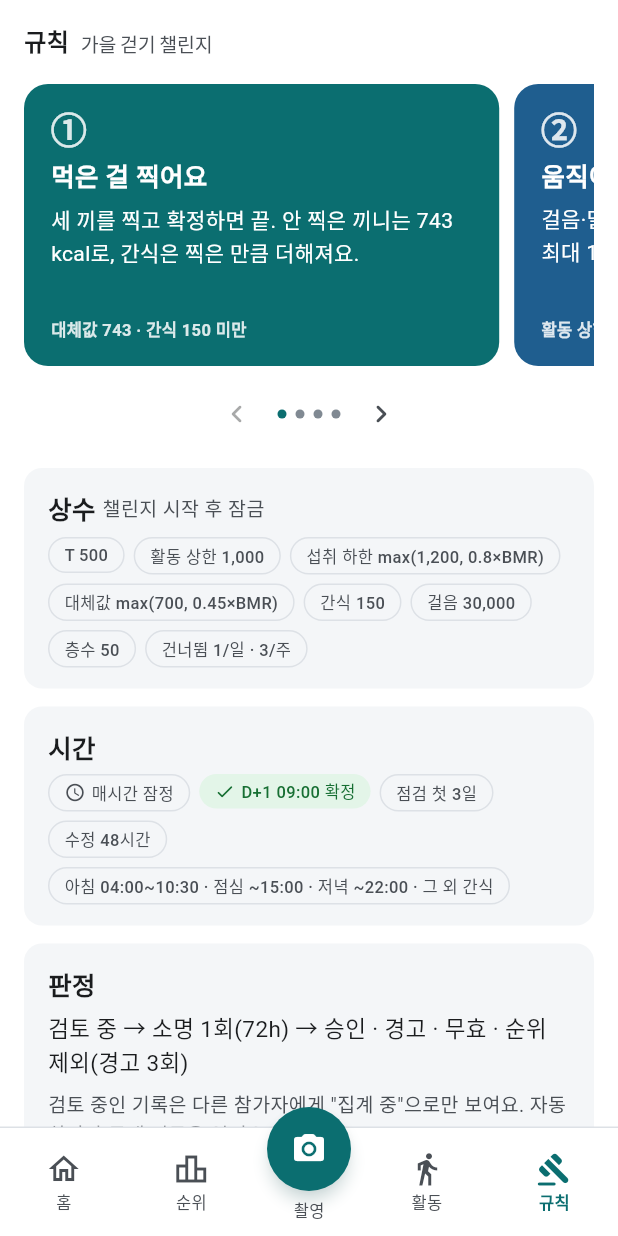
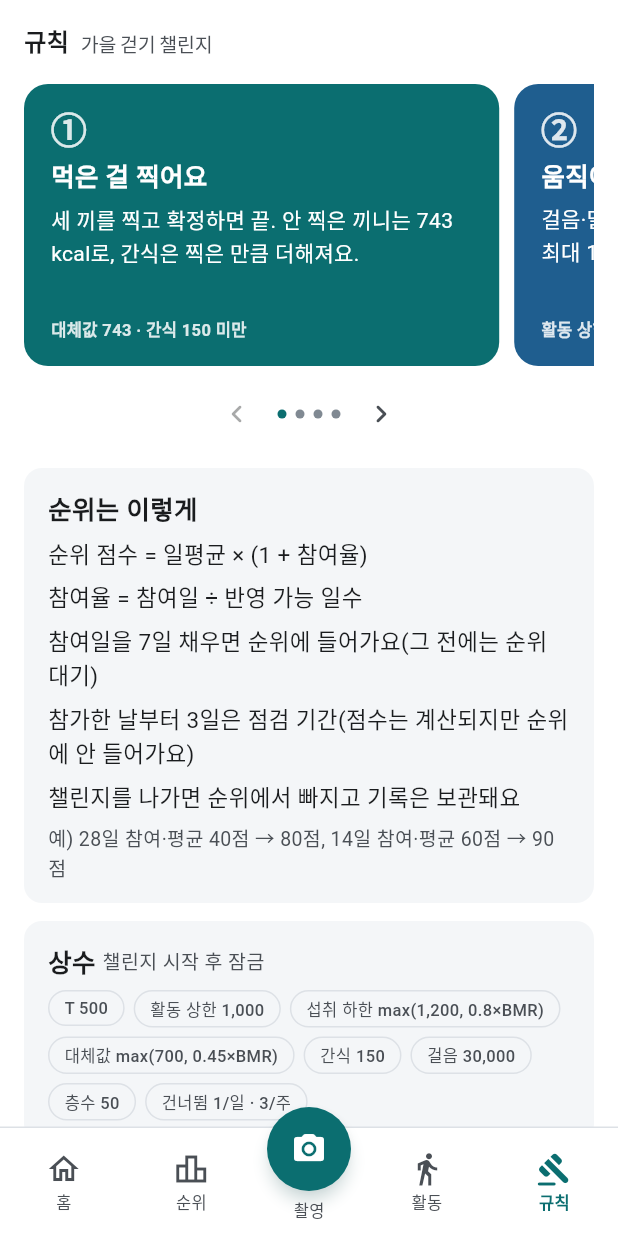
Before and after one commit to Davvyy/WOW, a Flutter app: the RulesScreen screen opened by its route, on a phone screen of 412 x 824 dp. Run offline on Flutter 3.47's test engine with Material 3 defaults, Android fonts, the phone set to English and light mode, and no system bars; our stand-ins replace camera, firebase_core, firebase_messaging, flutter_riverpod, go_router, share_plus and 2 more; missing offline and left inert: health, kakao_flutter_sdk_user; accounts and stored records are empty; Roboto replaces fonts that are missing (Pretendard).

Commit message:
Explain the new ranking and add the auto-continue setting
P11 explains rank score = daily average x (1 + participation rate), the minimum days, the personal check period and leaving; P12 adds "다음 달 챌린지 자동 참가" backed by profiles.auto_continue.

```diff
--- a/app/lib/ui/screens/p11_rules.dart
+++ b/app/lib/ui/screens/p11_rules.dart
@@ -1,3 +1,5 @@
+import 'dart:math' show min;
+
 import 'package:flutter/material.dart';
 import 'package:flutter/services.dart';
 import 'package:flutter_riverpod/flutter_riverpod.dart';
@@ -89,6 +91,7 @@ class _RulesScreenState extends ConsumerState<RulesScreen> {
     final m = fmtM(meM);
     final ss = currentSession; // 서버 challenge_rules·rules_md (모의: 프로토타입 값)
     final (bs, be, le, de) = ss.slotStarts;
+    final minRankDays = min(7, (curChallenge.days - 3) ~/ 2); // 순위 진입 최소 참여일
     final cards = [
       ('①', '먹은 걸 찍어요', '세 끼를 찍고 확정하면 끝. 안 찍은 끼니는 $m kcal로, 간식은 찍은 만큼 더해져요.', '대체값 $m · 간식 ${fmtInt(r.snackKcal)} 미만', const Color(0xFF0B6E70)),
       ('②', '움직여요', '걸음·달리기·계단 자동 기록만 인정. 하루 활동 최대 ${fmtInt(r.c)} kcal.', '활동 상한 ${fmtInt(r.c)} · 걸음 ${fmtInt(r.stepsCap)}', const Color(0xFF1F5E8F)),
@@ -168,6 +171,18 @@ class _RulesScreenState extends ConsumerState<RulesScreen> {
                     ),
                   ]),
                 ]),
+                ChCard(
+                  child: Column(crossAxisAlignment: CrossAxisAlignment.start, children: spaced([
+                    const Txt.title('순위는 이렇게'),
+                    const Txt('순위 점수 = 일평균 × (1 + 참여율)'),
+                    const Txt('참여율 = 참여일 ÷ 반영 가능 일수'),
+                    Txt('참여일을 $minRankDays일 채우면 순위에 들어가요(그 전에는 순위 대기)'),
+                    const Txt('참가한 날부터 3일은 점검 기간(점수는 계산되지만 순위에 안 들어가요)'),
+                    const Txt('챌린지를 나가면 순위에서 빠지고 기록은 보관돼요'),
+                    if (ss.monthly) const Txt('매달 1일에 새 챌린지가 열려요'),
+                    const Txt.cap('예) 28일 참여·평균 40점 → 80점, 14일 참여·평균 60점 → 90점'),
+                  ], gap: 6)),
+                ),
                 ChCard(
                   child: Column(crossAxisAlignment: CrossAxisAlignment.start, children: spaced([
                     Row(children: [const Txt.title('상수 '), const Txt.cap('챌린지 시작 후 잠금')]),
--- a/app/lib/ui/screens/p12_settings.dart
+++ b/app/lib/ui/screens/p12_settings.dart
@@ -166,6 +166,7 @@ class _SettingsScreenState extends ConsumerState<SettingsScreen> {
     final act = ref.watch(activityProvider);
     final visible = ref.watch(rankVisibleProvider);
     final aiConsent = ref.watch(aiConsentProvider);
+    final autoContinue = ref.watch(autoContinueProvider).value ?? true;
 
     Widget li(IconData icon, String title, {String? sub, Widget? trailing, VoidCallback? onTap, Color? titleColor}) => InkWell(
           onTap: onTap,
@@ -263,6 +264,15 @@ class _SettingsScreenState extends ConsumerState<SettingsScreen> {
         ),
         ChCard(
           child: Column(crossAxisAlignment: CrossAxisAlignment.stretch, children: [
+            const SectionTitle('챌린지'),
+            toggle('다음 달 챌린지 자동 참가', '켜 두면 매달 1일에 새 월간 챌린지에 이어서 참가해요', autoContinue, (v) async {
+              final err = await ref.read(autoContinueProvider.notifier).set(v);
+              if (err != null && context.mounted) showToast(context, err);
+            }),
+          ]),
+        ),
+        ChCard(
+          child: Column(crossAxisAlignment: CrossAxisAlignment.stretch, children: [
             const SectionTitle('동의·데이터'),
             li(Icons.smart_toy_rounded, aiConsent ? 'AI 사진 분석 동의 철회' : 'AI 사진 분석 동의 철회됨', sub: aiConsent ? '철회하면 촬영 후 검색으로 확정해요' : '촬영 후 검색으로 확정해요 · 다시 동의하려면 눌러 주세요', onTap: () {
               ref.read(aiConsentProvider.notifier).set(!aiConsent);
```
Also changed, not shown: app/lib/state/app_state.dart (+23 -0 lines), 1 other file.
